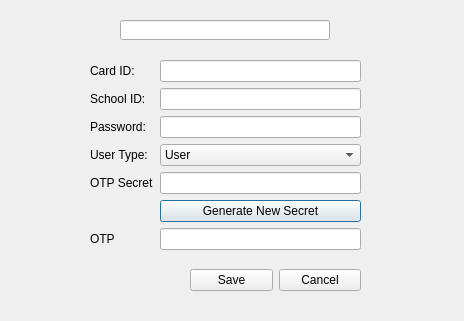
This is src/windows/ui/EditUserDialog.ui in 1icolo/AUPay as Qt 5 draws it before an edit. The edited form follows.
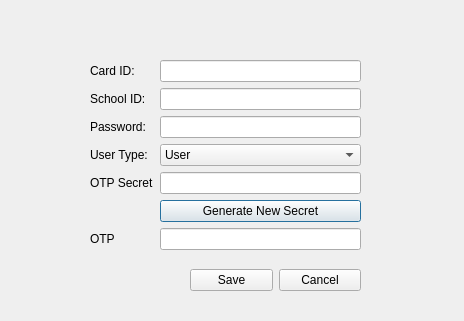
This is the edited form.

Patch:
```diff
--- a/src/windows/ui/EditUserDialog.ui
+++ b/src/windows/ui/EditUserDialog.ui
@@ -252,34 +252,6 @@
     </item>
    </layout>
   </widget>
-  <widget class="QLineEdit" name="_id_editUser">
-   <property name="geometry">
-    <rect>
-     <x>120</x>
-     <y>20</y>
-     <width>210</width>
-     <height>20</height>
-    </rect>
-   </property>
-   <property name="cursor">
-    <cursorShape>IBeamCursor</cursorShape>
-   </property>
-   <property name="focusPolicy">
-    <enum>Qt::WheelFocus</enum>
-   </property>
-   <property name="inputMethodHints">
-    <set>Qt::ImhDigitsOnly</set>
-   </property>
-   <property name="frame">
-    <bool>true</bool>
-   </property>
-   <property name="echoMode">
-    <enum>QLineEdit::Normal</enum>
-   </property>
-   <property name="clearButtonEnabled">
-    <bool>false</bool>
-   </property>
-  </widget>
  </widget>
  <resources/>
  <connections/>
```
